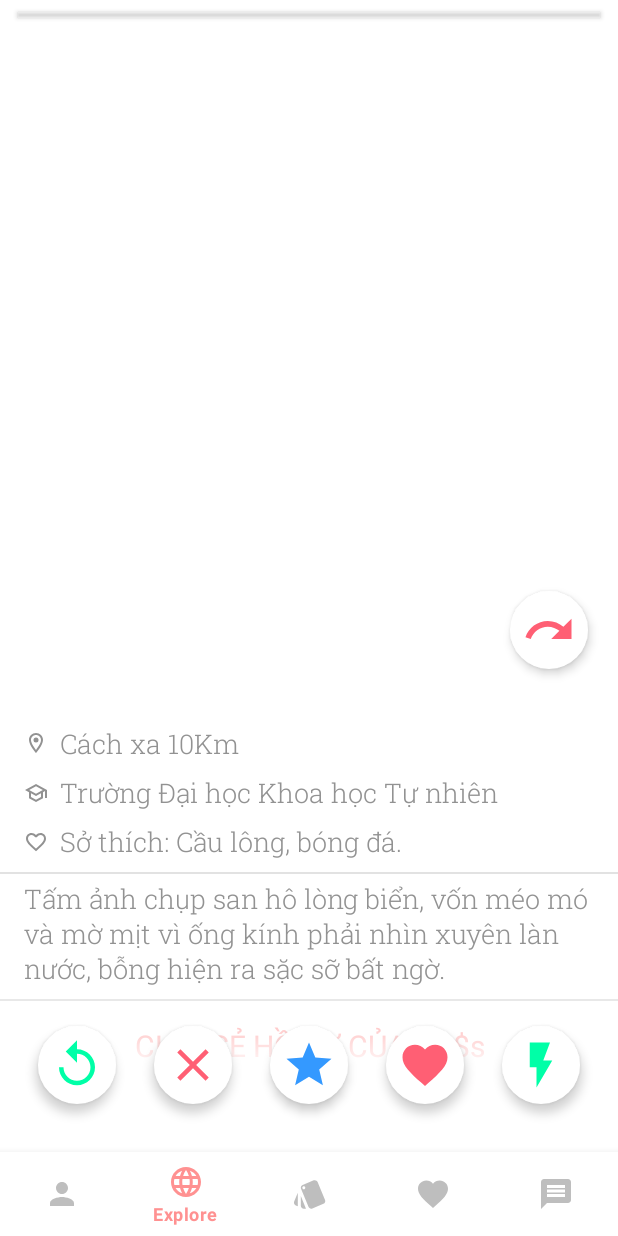
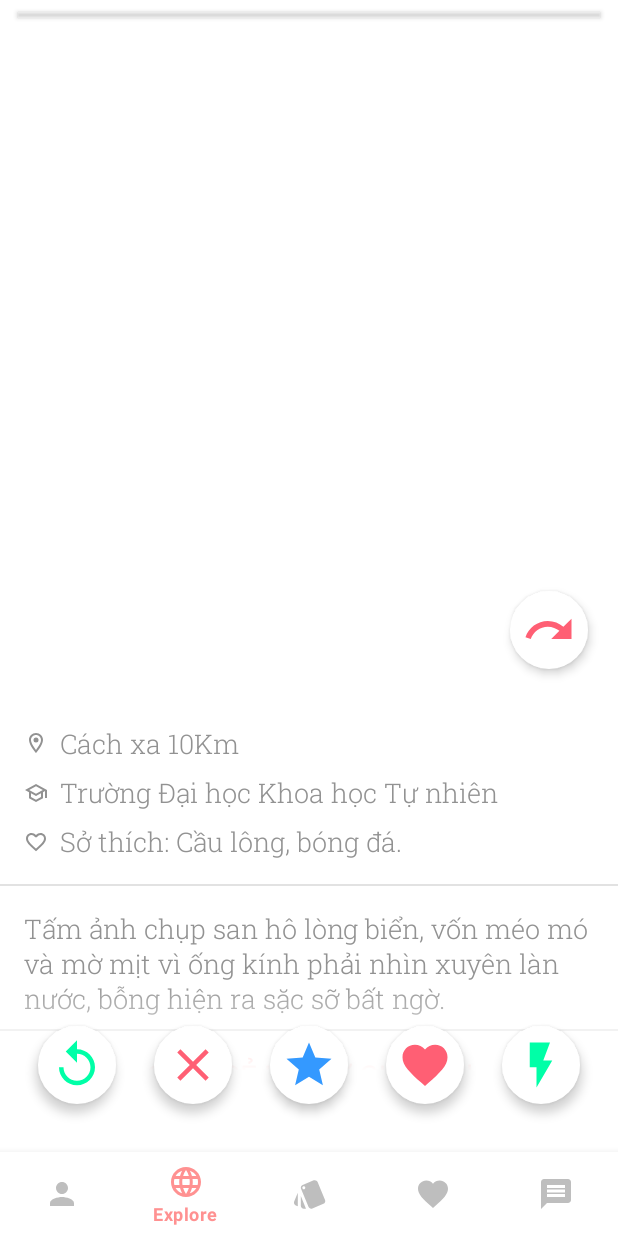
Before and after one commit to tranphunguyen98/DateMe, an Android app: the fragment SwipeProfileFragment placed in its activity, item 2 of the bottom bar chosen, on a phone screen of 412 x 824 dp. Run offline under Robolectric (Android 15) with nearby library versions, the phone set to English and light mode, and no system bars; our stand-ins replace Dagger/Hilt's generated code, Firebase (no records; nobody signed in at launch, a user with empty details on screens opened directly), Timber, data binding, navigation-ui; libraries missing offline, so code that uses them is left out: com.yuyakaido.android; Roboto replaces fonts that are not available here; 13 statements that could not run were skipped.

Commit message:
style: Improve UI/UX

```diff
--- a/app/src/main/res/layout/fragment_explore.xml
+++ b/app/src/main/res/layout/fragment_explore.xml
@@ -19,6 +19,7 @@
             android:id="@+id/rc_images_explore"
             android:layout_width="0dp"
             android:layout_height="0dp"
+            android:layout_margin="8dp"
             app:layout_constraintBottom_toBottomOf="parent"
             app:layout_constraintEnd_toEndOf="parent"
             app:layout_constraintStart_toStartOf="parent"
--- a/app/src/main/res/layout/fragment_swipe_profile.xml
+++ b/app/src/main/res/layout/fragment_swipe_profile.xml
@@ -153,7 +153,7 @@
                     android:id="@+id/v_separate"
                     android:layout_width="0dp"
                     android:layout_height="1dp"
-                    android:layout_marginTop="8dp"
+                    android:layout_marginTop="16dp"
                     android:background="@color/grayLight"
                     app:layout_constraintEnd_toEndOf="parent"
                     app:layout_constraintStart_toStartOf="parent"
@@ -183,7 +183,7 @@
                     android:layout_width="0dp"
                     android:layout_height="wrap_content"
                     android:layout_marginStart="16dp"
-                    android:layout_marginTop="4dp"
+                    android:layout_marginTop="16dp"
                     android:layout_marginEnd="16dp"
                     android:text="@string/fake_description"
                     app:layout_constraintEnd_toEndOf="parent"
@@ -206,7 +206,7 @@
                     android:layout_height="wrap_content"
                     android:gravity="center"
                     android:padding="16dp"
-                    android:text="@string/share_profile_of"
+                    android:text="@{@string/share_profile_of(profile.name)}"
                     android:textColor="@color/colorPrimary"
                     android:textSize="20sp"
                     app:layout_constraintEnd_toEndOf="parent"
@@ -228,7 +228,7 @@
                     android:layout_height="wrap_content"
                     android:gravity="center"
                     android:padding="16dp"
-                    android:text="@string/report_of"
+                    android:text="@{@string/report_of(profile.name)}"
                     android:textColor="@color/gray"
                     android:textSize="20sp"
                     app:layout_constraintEnd_toEndOf="parent"
--- a/app/src/main/res/layout/item_image_explore.xml
+++ b/app/src/main/res/layout/item_image_explore.xml
@@ -31,7 +31,6 @@
                     loadImage="@{profile.images[0]}"
                     android:layout_width="match_parent"
                     android:layout_height="168dp"
-                    android:src="@drawable/image_avatar1"
                     app:layout_constraintEnd_toEndOf="parent"
                     app:layout_constraintStart_toStartOf="parent"
                     app:layout_constraintTop_toTopOf="parent"
--- a/app/src/main/res/navigation/mobile_navigation.xml
+++ b/app/src/main/res/navigation/mobile_navigation.xml
@@ -23,7 +23,11 @@
         android:id="@+id/navigation_explore"
         android:name="phu.nguyen.dateme.ui.explore.ExploreFragment"
         android:label="fragment_explore"
-        tools:layout="@layout/fragment_explore" />
+        tools:layout="@layout/fragment_explore" >
+        <action
+            android:id="@+id/action_navigation_explore_to_swipeProfileFragment"
+            app:destination="@id/swipeProfileFragment" />
+    </fragment>
     <fragment
         android:id="@+id/navigation_dashboard"
         android:name="phu.nguyen.dateme.ui.dashboard.DashboardFragment"
```
